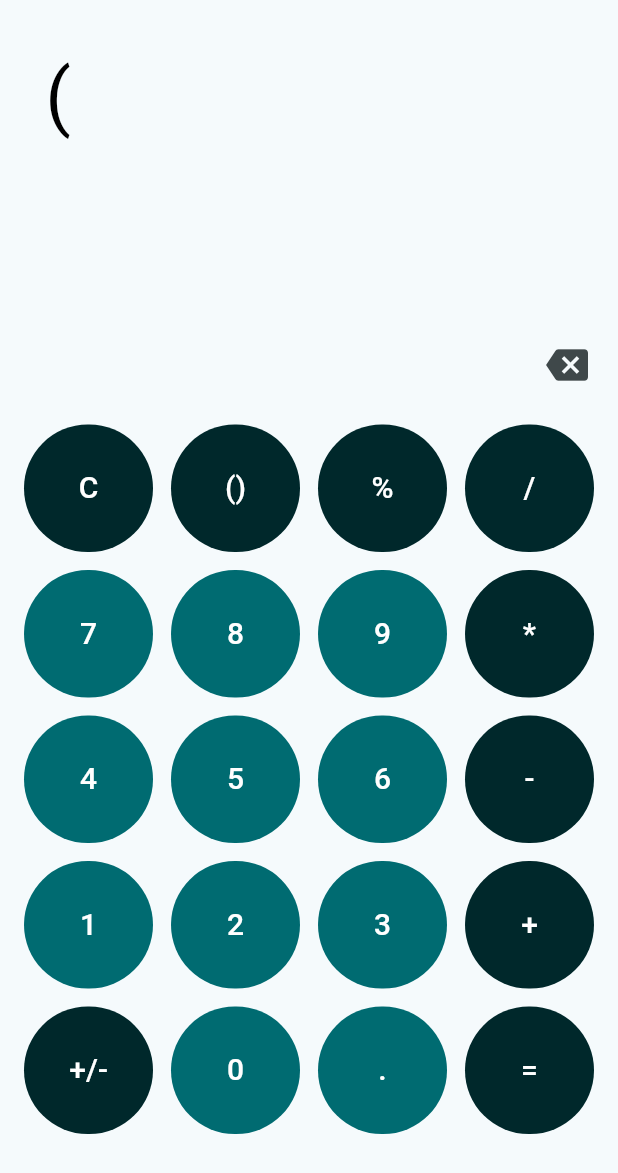
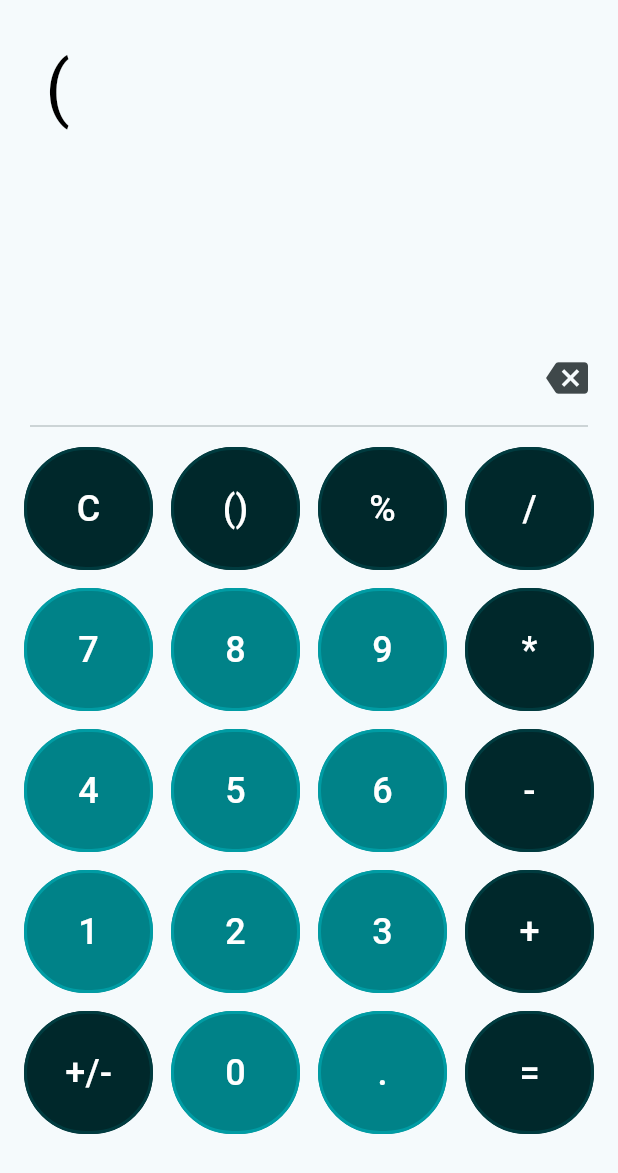
Before and after one commit to as9284/project_zero, a Flutter app: the screen it shows after launch, after a tap on "()", on a phone screen of 412 x 824 dp, the part 63-1236 px from its top. Run offline on Flutter 3.47's test engine with Material 3 defaults, Android fonts, the phone set to English and light mode, and no system bars; our stand-ins replace math_expressions, package_info_plus, shared_preferences; missing offline and left inert: desktop_window.

Commit message:
Minor UI design revamp

```diff
--- a/lib/views/home.dart
+++ b/lib/views/home.dart
@@ -42,7 +42,7 @@ class _HomePageState extends State<HomePage> {
         try {
           String result = _evaluate(_rawExpression);
           _history.add("$_expression = $result");
-          _rawExpression = result.replaceAll(',', ''); // update raw
+          _rawExpression = result.replaceAll(',', '');
           _expression = result;
         } on FormatException {
           _expression = 'Invalid number format';
@@ -219,14 +219,24 @@ class _HomePageState extends State<HomePage> {
             backgroundColor:
                 isOperator
                     ? const Color.fromARGB(255, 0, 40, 43)
-                    : const Color.fromRGBO(0, 107, 113, 1),
+                    : const Color.fromARGB(255, 0, 130, 136),
             foregroundColor: Colors.white,
-            padding: const EdgeInsets.symmetric(vertical: 28),
+            shape: RoundedRectangleBorder(
+              borderRadius: BorderRadius.circular(50),
+            ),
+            padding: const EdgeInsets.symmetric(vertical: 24),
+            side: BorderSide(
+              color:
+                  isOperator
+                      ? const Color.fromARGB(255, 0, 59, 63)
+                      : const Color.fromARGB(255, 0, 156, 164),
+              width: 2,
+            ),
           ),
           onPressed: () => _onButtonPressed(label),
           child: Text(
             label,
-            style: const TextStyle(fontSize: 20, fontWeight: FontWeight.w500),
+            style: const TextStyle(fontSize: 24, fontWeight: FontWeight.w500),
           ),
         ),
       ),
@@ -292,26 +302,25 @@ class _HomePageState extends State<HomePage> {
                   Scrollbar(
                     controller: _scrollController,
                     thumbVisibility: true,
-                    trackVisibility: true,
                     child: SingleChildScrollView(
                       controller: _scrollController,
                       scrollDirection: Axis.horizontal,
-                      child: Align(
-                        alignment: Alignment.centerRight,
+                      reverse: false,
                       child: Text(
                         _expression,
+                        textAlign: TextAlign.right,
                         style: TextStyle(
-                            fontSize: 50,
+                          fontSize: 48,
                           fontWeight: FontWeight.w400,
                           color: isDark ? Colors.white : Colors.black,
                         ),
                         maxLines: 1,
-                          overflow: TextOverflow.visible,
+                        overflow: TextOverflow.ellipsis,
                         softWrap: false,
                       ),
                     ),
                   ),
-                  ),
+
                   Align(
                     alignment: Alignment.centerRight,
                     child: IgnorePointer(
@@ -356,7 +365,10 @@ class _HomePageState extends State<HomePage> {
                         ),
                       ],
                     ),
-                    const SizedBox(height: 10),
+                    Padding(
+                      padding: const EdgeInsets.only(left: 10, right: 10),
+                      child: Divider(),
+                    ),
                     ...buttons.map((row) {
                       return Row(
                         children:
--- a/pubspec.yaml
+++ b/pubspec.yaml
@@ -1,7 +1,7 @@
 name: zero
 description: "Minimalistic calculator app"
 publish_to: "none"
-version: 1.0.5
+version: 1.0.6
 
 environment:
   sdk: ^3.7.2
@@ -32,5 +32,5 @@ msix_config:
   display_name: Zero
   publisher_display_name: AS
   identity_name: com.as.project-zero
-  msix_version: 1.0.5.0
+  msix_version: 1.0.6.0
   logo_path: windows/runner/resources/app_icon.ico
```
Lines whose indentation alone changed are shown as unchanged.
